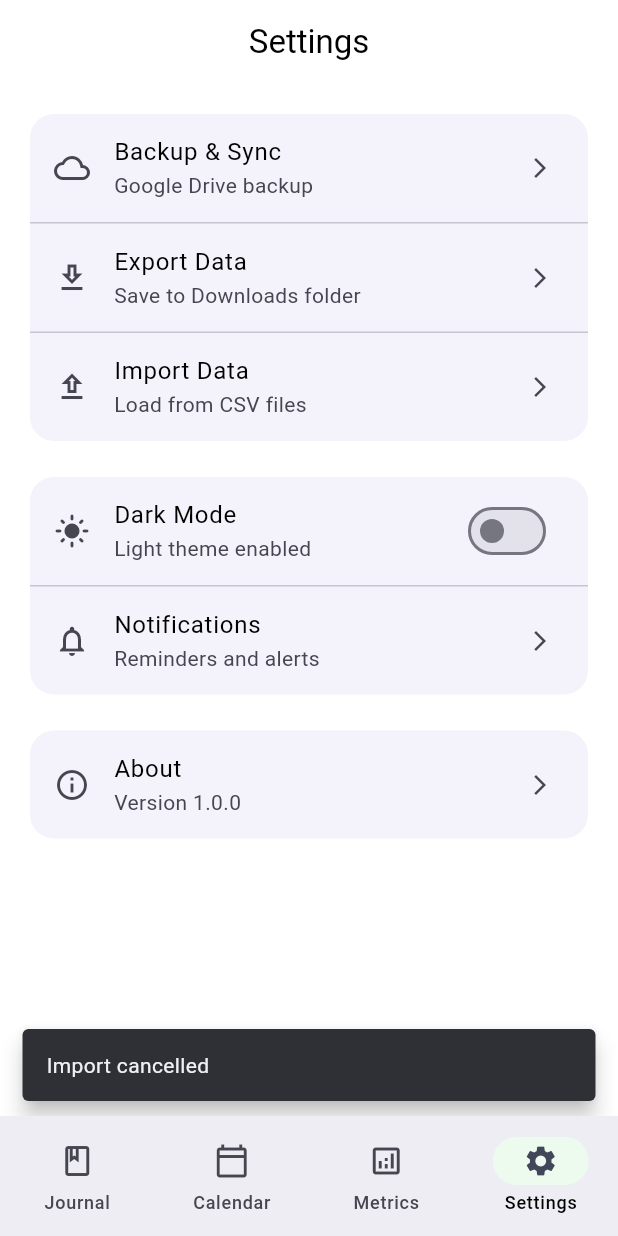
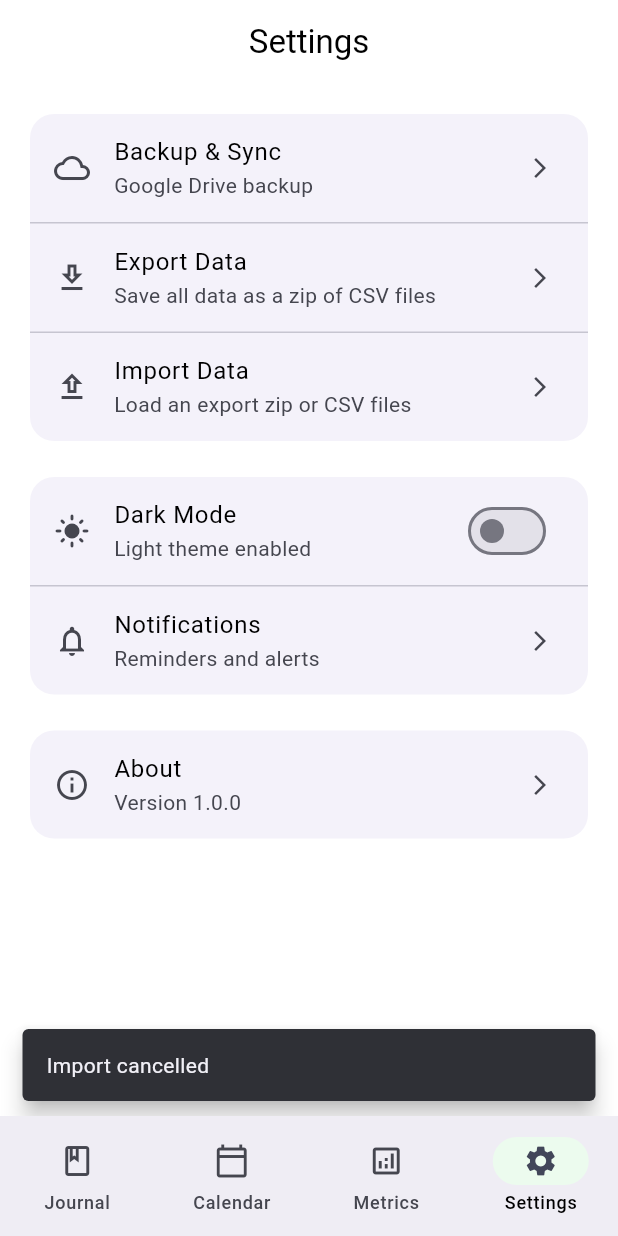
Before and after one commit to NotYuSheng/DailyRhythm, a Flutter app: the screen it shows after launch, item 4 of the bottom bar chosen, after a tap on "Import Data", on a phone screen of 412 x 824 dp. Run offline on Flutter 3.47's test engine with Material 3 defaults, Android fonts, the phone set to English and light mode, and no system bars; our stand-ins replace csv, file_picker, fl_chart, flex_color_scheme, flutter_riverpod, google_sign_in and 6 more; missing offline and left inert: extension_google_sign_in_as_googleapis_auth, googleapis; accounts and stored records are empty.

Commit message:
fix: Export as a zip through the system save dialog
On Android 11+ files the app wrote straight into Downloads can't be read
back after a reinstall or on a new phone, so imports failed exactly when
needed. On iOS the export landed in the app's private documents folder.

- Export all tables as one zip and save it with the system file dialog
  (Storage Access Framework on Android, document picker on iOS)
- Import picks a zip, or the CSV files of an older export folder
- Accept zips of an old export folder (nested paths)

Co-Authored-By: Claude Opus 5.5 <noreply@anthropic.com>

```diff
--- a/lib/features/settings/presentation/screens/settings_screen.dart
+++ b/lib/features/settings/presentation/screens/settings_screen.dart
@@ -48,7 +48,7 @@ class SettingsScreen extends ConsumerWidget {
                 ListTile(
                   leading: const Icon(Icons.download_outlined),
                   title: const Text('Export Data'),
-                  subtitle: const Text('Save to Downloads folder'),
+                  subtitle: const Text('Save all data as a zip of CSV files'),
                   trailing: const Icon(Icons.arrow_forward_ios, size: 16),
                   onTap: () => _handleExportData(context),
                 ),
@@ -56,7 +56,7 @@ class SettingsScreen extends ConsumerWidget {
                 ListTile(
                   leading: const Icon(Icons.upload_outlined),
                   title: const Text('Import Data'),
-                  subtitle: const Text('Load from CSV files'),
+                  subtitle: const Text('Load an export zip or CSV files'),
                   trailing: const Icon(Icons.arrow_forward_ios, size: 16),
                   onTap: () => _handleImportData(context, ref),
                 ),
@@ -151,7 +151,7 @@ class SettingsScreen extends ConsumerWidget {
       builder: (context) => AlertDialog(
         title: const Text('Export Data'),
         content: const Text(
-          'This will export all your data to CSV files in your Downloads folder. Continue?',
+          'This will export all your data as a zip of CSV files. You choose where to save it next. Continue?',
         ),
         actions: [
           TextButton(
@@ -195,8 +195,8 @@ class SettingsScreen extends ConsumerWidget {
     try {
       final exportService = ExportService.instance;
 
-      // Export all data - this will automatically trigger the share sheet
-      final result = await exportService.exportAllDataToCsv();
+      // Export all data - this opens the system save dialog
+      final result = await exportService.exportAllData();
 
       // Close loading dialog
       if (context.mounted) {
@@ -205,11 +205,12 @@ class SettingsScreen extends ConsumerWidget {
 
       // Show success message with location
       if (context.mounted) {
-        final folderName = result.path.split('/').last;
         ScaffoldMessenger.of(context).showSnackBar(
           SnackBar(
             content: Text(
-              'Exported ${result.totalEntries} entries in ${result.fileCount} files to Downloads/$folderName',
+              result == null
+                  ? 'Export cancelled'
+                  : 'Exported ${result.totalEntries} entries in ${result.fileCount} files',
             ),
             duration: const Duration(seconds: 4),
             behavior: SnackBarBehavior.floating,
@@ -262,7 +263,7 @@ class SettingsScreen extends ConsumerWidget {
       final exportService = ExportService.instance;
 
       // Import data - this will open a directory picker
-      final result = await exportService.importDataFromCsv();
+      final result = await exportService.importData();
 
       // Close loading dialog
       if (context.mounted) {
--- a/lib/shared/services/export/export_service.dart
+++ b/lib/shared/services/export/export_service.dart
@@ -1,7 +1,8 @@
 import 'dart:io';
+import 'dart:typed_data';
+import 'package:archive/archive.dart';
 import 'package:csv/csv.dart';
 import 'package:intl/intl.dart';
-import 'package:path_provider/path_provider.dart';
 import 'package:file_picker/file_picker.dart';
 import '../database/database_service.dart';
 import '../../utils/date_utils.dart';
@@ -56,35 +57,45 @@ class ExportService {
   // Keep every field as text; numbers are parsed explicitly per column.
   static const _parser = CsvToListConverter(shouldParseNumbers: false);
 
-  Future<ExportResult> exportAllDataToCsv() async {
-    // Get the Downloads directory for each platform
-    Directory directory;
+  /// Builds a zip of every table and asks the user where to save it.
+  ///
+  /// The system save dialog (Storage Access Framework on Android) is used
+  /// instead of writing to Downloads directly: on Android 11+ files written
+  /// straight to Downloads can't be read back after a reinstall, which is
+  /// when an export is most needed. Returns null if the user cancels.
+  Future<ExportResult?> exportAllData() async {
+    final timestamp = DateFormat('yyyy-MM-dd_HH-mm-ss').format(DateTime.now());
+    final (:bytes, :summary) = await buildExportZip();
 
-    if (Platform.isAndroid) {
-      // Android: Use Downloads folder
-      directory = Directory('/storage/emulated/0/Download');
-      if (!await directory.exists()) {
-        // Fallback if Download doesn't exist
-        final externalDir = await getExternalStorageDirectory();
-        directory = externalDir ?? await getApplicationDocumentsDirectory();
+    final savedPath = await FilePicker.platform.saveFile(
+      dialogTitle: 'Save DailyRhythm export',
+      fileName: 'DailyRhythm_Export_$timestamp.zip',
+      type: FileType.custom,
+      allowedExtensions: ['zip'],
+      bytes: bytes,
+    );
+    if (savedPath == null) return null;
+
+    // On desktop the dialog only picks a path; mobile writes the bytes itself.
+    if (!Platform.isAndroid && !Platform.isIOS) {
+      await File(savedPath).writeAsBytes(bytes);
+    }
+    return ExportResult(path: savedPath, totalEntries: summary.totalEntries, fileCount: summary.fileCount);
+  }
+
+  /// Exports every table as CSV files inside a zip archive.
+  Future<({Uint8List bytes, ExportResult summary})> buildExportZip() async {
+    final dir = await Directory.systemTemp.createTemp('dailyrhythm_export');
+    try {
+      final summary = await exportToDirectory(dir);
+      final archive = Archive();
+      for (final file in dir.listSync().whereType<File>()) {
+        archive.addFile(ArchiveFile.bytes(file.uri.pathSegments.last, await file.readAsBytes()));
       }
-    } else if (Platform.isIOS) {
-      // iOS: Use app's documents directory (will be accessible via Files app)
-      directory = await getApplicationDocumentsDirectory();
-    } else if (Platform.isLinux) {
-      // Linux: Use ~/Downloads
-      final home = Platform.environment['HOME'] ?? '';
-      directory = Directory('$home/Downloads');
-      if (!await directory.exists()) {
-        directory = await getApplicationDocumentsDirectory();
-      }
-    } else {
-      // Fallback for other platforms
-      directory = await getApplicationDocumentsDirectory();
+      return (bytes: ZipEncoder().encodeBytes(archive), summary: summary);
+    } finally {
+      await dir.delete(recursive: true);
     }
-
-    final timestamp = DateFormat('yyyy-MM-dd_HH-mm-ss').format(DateTime.now());
-    return exportToDirectory(Directory('${directory.path}/DailyRhythm_Export_$timestamp'));
   }
 
   /// Writes one CSV per table into [exportDir], creating it if needed.
@@ -208,12 +219,53 @@ class ExportService {
 
   // ==================== Import Methods ====================
 
-  /// Lets the user pick an export folder and imports it.
-  /// Returns null if the picker was cancelled.
-  Future<ImportResult?> importDataFromCsv() async {
-    final selectedDirectory = await FilePicker.platform.getDirectoryPath();
-    if (selectedDirectory == null) return null;
-    return importFromDirectory(selectedDirectory);
+  /// Lets the user pick an export zip (or individual CSV files from an
+  /// older export folder) and imports it. Returns null if cancelled.
+  Future<ImportResult?> importData() async {
+    final picked = await FilePicker.platform.pickFiles(
+      dialogTitle: 'Choose a DailyRhythm export',
+      type: FileType.custom,
+      allowedExtensions: ['zip', 'csv'],
+      allowMultiple: true,
+      withData: true,
+    );
+    if (picked == null || picked.files.isEmpty) return null;
+
+    final dir = await Directory.systemTemp.createTemp('dailyrhythm_import');
+    try {
+      for (final file in picked.files) {
+        final bytes = file.bytes ?? await File(file.path!).readAsBytes();
+        if (file.name.toLowerCase().endsWith('.zip')) {
+          await _extractZip(bytes, dir);
+        } else {
+          await File('${dir.path}/${file.name}').writeAsBytes(bytes);
+        }
+      }
+      return await importFromDirectory(dir.path);
+    } finally {
+      await dir.delete(recursive: true);
+    }
+  }
+
+  /// Imports an export zip produced by [buildExportZip].
+  Future<ImportResult> importFromZipBytes(List<int> bytes) async {
+    final dir = await Directory.systemTemp.createTemp('dailyrhythm_import');
+    try {
+      await _extractZip(bytes, dir);
+      return await importFromDirectory(dir.path);
+    } finally {
+      await dir.delete(recursive: true);
+    }
+  }
+
+  /// Writes the CSV files in a zip into [dir], ignoring folders inside the
+  /// archive so a re-zipped export folder also works.
+  static Future<void> _extractZip(List<int> bytes, Directory dir) async {
+    for (final entry in ZipDecoder().decodeBytes(bytes)) {
+      final name = entry.name.split('/').last;
+      if (!entry.isFile || !name.toLowerCase().endsWith('.csv')) continue;
+      await File('${dir.path}/$name').writeAsBytes(entry.content);
+    }
   }
 
   /// Imports every recognised CSV file in [dirPath].
--- a/pubspec.yaml
+++ b/pubspec.yaml
@@ -70,6 +70,7 @@ dependencies:
   # Material widgets (moved out of the Flutter SDK in 3.47)
   material_ui: ^1.8.0
   flex_color_scheme: ^9.0.0
+  archive: ^4.0.7
 dev_dependencies:
   flutter_test:
     sdk: flutter
```
Also changed, not shown: pubspec.lock, 1 other file.
